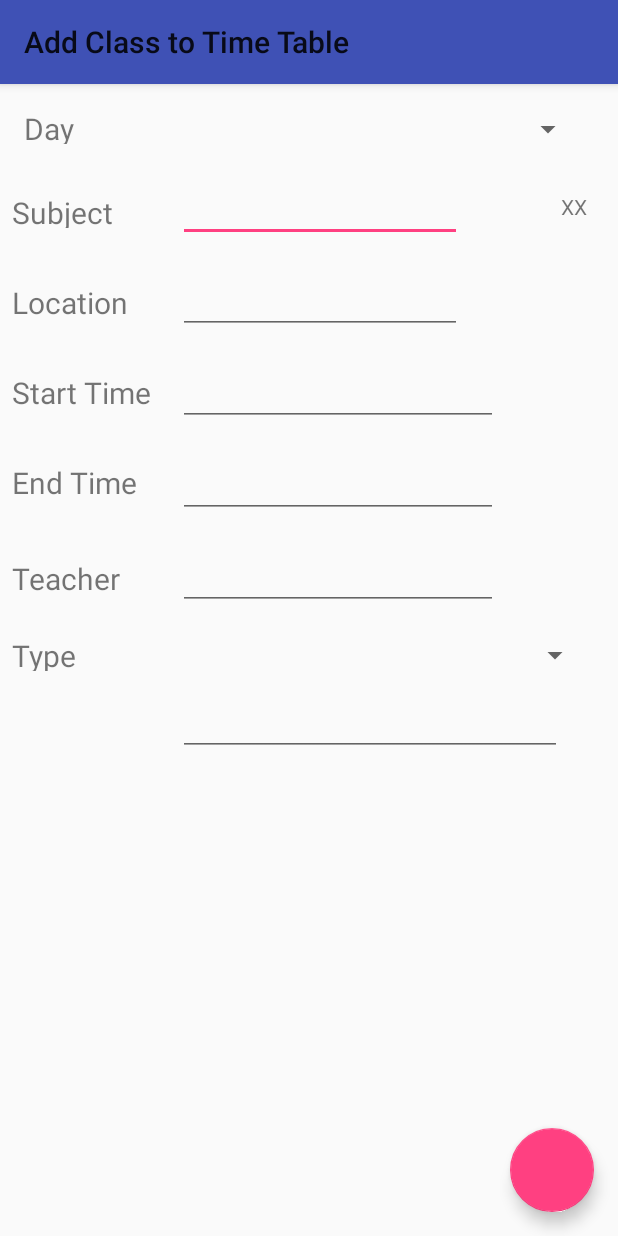
After one commit to dragneelfps/TimeTable, an Android app: the AddClass screen opened directly, with no data from a screen before it, on a phone screen of 412 x 824 dp. The commit adds this screen. Run offline under Robolectric (Android 15) with nearby library versions, the phone set to English and light mode, and no system bars.

Commit message:
added GUI to add a new class to the timetable

```diff
--- a/app/build.gradle
+++ b/app/build.gradle
@@ -25,7 +25,7 @@ android {
 
 dependencies {
     implementation fileTree(dir: 'libs', include: ['*.jar'])
-    implementation"org.jetbrains.kotlin:kotlin-stdlib-jre7:$kotlin_version"
+    implementation "org.jetbrains.kotlin:kotlin-stdlib-jre7:$kotlin_version"
     implementation 'com.android.support:appcompat-v7:26.0.1'
     implementation 'com.android.support.constraint:constraint-layout:1.0.2'
     testImplementation 'junit:junit:4.12'
--- a/app/src/main/AndroidManifest.xml
+++ b/app/src/main/AndroidManifest.xml
@@ -10,12 +10,16 @@
         android:supportsRtl="true"
         android:theme="@style/MyMaterialTheme">
         <activity android:name=".MainActivity">
+
+        </activity>
+        <activity android:name=".EditTimeTable" >
             <intent-filter>
                 <action android:name="android.intent.action.MAIN" />
 
                 <category android:name="android.intent.category.LAUNCHER" />
             </intent-filter>
         </activity>
+        <activity android:name=".AddClass"></activity>
     </application>
 
 </manifest>
--- /dev/null
+++ b/app/src/main/java/com/dragneelfps/timetable/AddClass.kt
@@ -0,0 +1,30 @@
+package com.dragneelfps.timetable
+
+import android.support.v7.app.AppCompatActivity
+import android.os.Bundle
+import kotlinx.android.synthetic.main.activity_add_class.*
+import java.util.*
+import android.app.TimePickerDialog
+import android.text.Editable
+import android.text.SpannableStringBuilder
+
+class AddClass : AppCompatActivity() {
+
+    override fun onCreate(savedInstanceState: Bundle?) {
+        super.onCreate(savedInstanceState)
+        setContentView(R.layout.activity_add_class)
+
+        start_time_input.setOnClickListener { view ->
+            val currentTime = Calendar.getInstance()
+            val hour = currentTime.get(Calendar.HOUR_OF_DAY)
+            val minute = currentTime.get(Calendar.MINUTE)
+            var timePicker = TimePickerDialog(AddClass@this,TimePickerDialog.OnTimeSetListener { timePicker, hr , min ->
+                val text = hr.toString() + ":" + min.toString()
+                start_time_input.text = SpannableStringBuilder(text)
+            },hour,minute,true)
+            timePicker.setTitle("Select Start Time")
+            timePicker.show()
+        }
+
+    }
+}
--- /dev/null
+++ b/app/src/main/java/com/dragneelfps/timetable/EditTimeTable.kt
@@ -0,0 +1,19 @@
+package com.dragneelfps.timetable
+
+import android.content.Intent
+import android.support.v7.app.AppCompatActivity
+import android.os.Bundle
+import kotlinx.android.synthetic.main.activity_edit_time_table.*
+import kotlin.jvm.javaClass
+
+class EditTimeTable : AppCompatActivity() {
+
+    override fun onCreate(savedInstanceState: Bundle?) {
+        super.onCreate(savedInstanceState)
+        setContentView(R.layout.activity_edit_time_table)
+        fab.setOnClickListener { view ->
+            var intent = Intent(EditTimeTable@this,AddClass::class.java)
+            startActivity(intent)
+        }
+    }
+}
--- /dev/null
+++ b/app/src/main/res/layout/activity_add_class.xml
@@ -0,0 +1,238 @@
+<?xml version="1.0" encoding="utf-8"?>
+<android.support.constraint.ConstraintLayout xmlns:android="http://schemas.android.com/apk/res/android"
+    xmlns:app="http://schemas.android.com/apk/res-auto"
+    xmlns:tools="http://schemas.android.com/tools"
+    android:layout_width="match_parent"
+    android:layout_height="match_parent">
+
+    <android.support.design.widget.AppBarLayout
+        android:id="@+id/appbar"
+        android:layout_width="match_parent"
+        android:layout_height="wrap_content">
+
+        <android.support.v7.widget.Toolbar
+            android:id="@+id/toolbar"
+            android:layout_width="match_parent"
+            android:layout_height="?attr/actionBarSize"
+            app:title="Add Class to Time Table"></android.support.v7.widget.Toolbar>
+
+    </android.support.design.widget.AppBarLayout>
+
+
+    <TextView
+        android:id="@+id/day"
+        android:layout_width="wrap_content"
+        android:layout_height="@dimen/add_class_item_height"
+        android:layout_marginStart="16dp"
+        android:layout_marginTop="16dp"
+        android:text="Day"
+        android:textSize="20sp"
+        app:layout_constraintStart_toStartOf="parent"
+        app:layout_constraintTop_toBottomOf="@id/appbar" />
+
+    <android.support.constraint.Guideline
+        android:id="@+id/guideline"
+        android:layout_width="wrap_content"
+        android:layout_height="wrap_content"
+        android:orientation="vertical"
+        app:layout_constraintGuide_begin="111dp" />
+
+    <Spinner
+        android:id="@+id/day_input"
+        android:layout_width="256dp"
+        android:layout_height="28dp"
+        android:layout_marginEnd="8dp"
+        android:layout_marginStart="8dp"
+        android:layout_marginTop="16dp"
+        app:layout_constraintEnd_toEndOf="parent"
+        app:layout_constraintStart_toStartOf="@+id/guideline"
+        app:layout_constraintTop_toBottomOf="@id/appbar" />
+
+    <TextView
+        android:id="@+id/subject"
+        android:layout_width="wrap_content"
+        android:layout_height="@dimen/add_class_item_height"
+        android:layout_marginStart="8dp"
+        android:layout_marginTop="32dp"
+        android:text="Subject"
+        android:textSize="20sp"
+        app:layout_constraintStart_toStartOf="parent"
+        app:layout_constraintTop_toBottomOf="@+id/day" />
+
+    <EditText
+        android:id="@+id/subject_input"
+        android:layout_width="189dp"
+        android:layout_height="wrap_content"
+        android:layout_marginEnd="8dp"
+        android:layout_marginStart="8dp"
+        android:layout_marginTop="16dp"
+        android:inputType="textCapWords|textPersonName"
+        app:layout_constraintEnd_toStartOf="@+id/subject_short"
+        app:layout_constraintHorizontal_bias="0.0"
+        app:layout_constraintStart_toStartOf="@+id/guideline"
+        app:layout_constraintTop_toBottomOf="@+id/day_input" />
+
+    <TextView
+        android:id="@+id/subject_short"
+        android:layout_width="30dp"
+        android:layout_height="wrap_content"
+        android:layout_marginEnd="8dp"
+        android:layout_marginTop="28dp"
+        android:inputType="textCapCharacters|textPersonName"
+        android:text="XX"
+        app:layout_constraintEnd_toEndOf="parent"
+        app:layout_constraintTop_toBottomOf="@+id/day_input" />
+
+    <TextView
+        android:id="@+id/location"
+        android:layout_width="wrap_content"
+        android:layout_height="@dimen/add_class_item_height"
+        android:layout_marginStart="8dp"
+        android:layout_marginTop="36dp"
+        android:text="Location"
+        android:textSize="20sp"
+        app:layout_constraintStart_toStartOf="parent"
+        app:layout_constraintTop_toBottomOf="@+id/subject" />
+
+    <EditText
+        android:id="@+id/location_input"
+        android:layout_width="189dp"
+        android:layout_height="wrap_content"
+        android:layout_marginStart="8dp"
+        android:layout_marginTop="16dp"
+        android:ems="10"
+        android:inputType="textCapWords|textPersonName"
+        app:layout_constraintStart_toStartOf="@+id/guideline"
+        app:layout_constraintTop_toBottomOf="@+id/subject_input" />
+
+    <TextView
+        android:id="@+id/start_time"
+        android:layout_width="wrap_content"
+        android:layout_height="@dimen/add_class_item_height"
+        android:layout_marginStart="8dp"
+        android:layout_marginTop="36dp"
+        android:text="Start Time"
+        android:textSize="20sp"
+        app:layout_constraintStart_toStartOf="parent"
+        app:layout_constraintTop_toBottomOf="@+id/location" />
+
+    <EditText
+        android:id="@+id/start_time_input"
+        android:layout_width="wrap_content"
+        android:layout_height="wrap_content"
+        android:layout_marginStart="8dp"
+        android:layout_marginTop="16dp"
+        android:ems="10"
+        android:inputType="none"
+        app:layout_constraintStart_toStartOf="@+id/guideline"
+        app:layout_constraintTop_toBottomOf="@+id/location_input" />
+
+    <TextView
+        android:id="@+id/end_time"
+        android:layout_width="wrap_content"
+        android:layout_height="@dimen/add_class_item_height"
+        android:layout_marginStart="8dp"
+        android:layout_marginTop="36dp"
+        android:text="End Time"
+        android:textSize="20sp"
+        app:layout_constraintStart_toStartOf="parent"
+        app:layout_constraintTop_toBottomOf="@+id/start_time" />
+
+    <EditText
+        android:id="@+id/end_time_input"
+        android:layout_width="wrap_content"
+        android:layout_height="wrap_content"
+        android:layout_marginStart="8dp"
+        android:layout_marginTop="16dp"
+        android:ems="10"
+        android:inputType="textPersonName"
+        app:layout_constraintStart_toEndOf="@+id/guideline"
+        app:layout_constraintTop_toBottomOf="@+id/start_time_input"
+        tools:layout_editor_absoluteX="120dp"
+        tools:layout_editor_absoluteY="321dp" />
+
+    <TextView
+        android:id="@+id/teacher"
+        android:layout_width="wrap_content"
+        android:layout_height="wrap_content"
+        android:layout_marginStart="8dp"
+        android:layout_marginTop="40dp"
+        android:text="Teacher"
+        android:textSize="20sp"
+        app:layout_constraintStart_toStartOf="parent"
+        app:layout_constraintTop_toBottomOf="@+id/end_time" />
+
+    <EditText
+        android:id="@+id/teacher_input"
+        android:layout_width="wrap_content"
+        android:layout_height="wrap_content"
+        android:layout_marginStart="8dp"
+        android:layout_marginTop="16dp"
+        android:ems="10"
+        android:inputType="textCapWords|textPersonName"
+        app:layout_constraintStart_toEndOf="@+id/guideline"
+        app:layout_constraintTop_toBottomOf="@+id/end_time_input"
+        tools:layout_editor_absoluteX="120dp"
+        tools:layout_editor_absoluteY="391dp" />
+
+    <TextView
+        android:id="@+id/type"
+        android:layout_width="wrap_content"
+        android:layout_height="@dimen/add_class_item_height"
+        android:layout_marginStart="8dp"
+        android:layout_marginTop="24dp"
+        android:text="Type"
+        android:textSize="20sp"
+        app:layout_constraintStart_toStartOf="parent"
+        app:layout_constraintTop_toBottomOf="@+id/teacher" />
+
+    <Spinner
+        android:id="@+id/type_input"
+        android:layout_width="265dp"
+        android:layout_height="28dp"
+        android:layout_marginEnd="8dp"
+        android:layout_marginStart="8dp"
+        android:layout_marginTop="16dp"
+        app:layout_constraintEnd_toEndOf="parent"
+        app:layout_constraintStart_toStartOf="@+id/guideline"
+        app:layout_constraintTop_toBottomOf="@+id/teacher_input" />
+
+    <TextView
+        android:id="@+id/textView10"
+        android:layout_width="wrap_content"
+        android:layout_height="@dimen/add_class_item_height"
+        android:layout_marginStart="8dp"
+        android:text="Notes"
+        android:textSize="20sp"
+        app:layout_constraintStart_toStartOf="parent"
+        tools:layout_editor_absoluteX="8dp"
+        tools:layout_editor_absoluteY="470dp" />
+
+    <EditText
+        android:id="@+id/editText7"
+        android:layout_width="256dp"
+        android:layout_height="wrap_content"
+        android:layout_marginEnd="8dp"
+        android:layout_marginStart="8dp"
+        android:layout_marginTop="8dp"
+        android:ems="10"
+        android:inputType="textMultiLine"
+        app:layout_constraintEnd_toEndOf="parent"
+        app:layout_constraintHorizontal_bias="0.0"
+        app:layout_constraintStart_toStartOf="@+id/guideline"
+        app:layout_constraintTop_toBottomOf="@+id/type_input" />
+
+    <android.support.design.widget.FloatingActionButton
+        android:id="@+id/floatingActionButton"
+        android:layout_width="wrap_content"
+        android:layout_height="wrap_content"
+        android:layout_marginBottom="16dp"
+        android:layout_marginEnd="16dp"
+        android:clickable="true"
+        app:layout_constraintBottom_toBottomOf="parent"
+        app:layout_constraintEnd_toEndOf="parent"
+        tools:layout_editor_absoluteX="352dp"
+        tools:layout_editor_absoluteY="526dp" />
+
+
+</android.support.constraint.ConstraintLayout>
--- /dev/null
+++ b/app/src/main/res/layout/activity_edit_time_table.xml
@@ -0,0 +1,18 @@
+<?xml version="1.0" encoding="utf-8"?>
+<android.support.constraint.ConstraintLayout xmlns:android="http://schemas.android.com/apk/res/android"
+    xmlns:app="http://schemas.android.com/apk/res-auto"
+    xmlns:tools="http://schemas.android.com/tools"
+    android:layout_width="match_parent"
+    android:layout_height="match_parent"
+    tools:context="com.dragneelfps.timetable.EditTimeTable">
+
+    <android.support.design.widget.FloatingActionButton
+        android:id="@+id/fab"
+        android:layout_width="wrap_content"
+        android:layout_height="wrap_content"
+        android:layout_marginBottom="16dp"
+        android:layout_marginEnd="16dp"
+        app:layout_constraintBottom_toBottomOf="parent"
+        app:layout_constraintEnd_toEndOf="parent" />
+
+</android.support.constraint.ConstraintLayout>
--- /dev/null
+++ b/app/src/main/res/values/dimens.xml
@@ -0,0 +1,5 @@
+<?xml version="1.0" encoding="utf-8"?>
+<resources>
+    <dimen name="add_class_item_height">24dp</dimen>
+    <dimen name="newActionBarSize" >70dp</dimen>
+</resources>
--- a/app/src/main/res/values/strings.xml
+++ b/app/src/main/res/values/strings.xml
@@ -1,3 +1,5 @@
 <resources>
     <string name="app_name">TimeTable</string>
+
+
 </resources>
```
